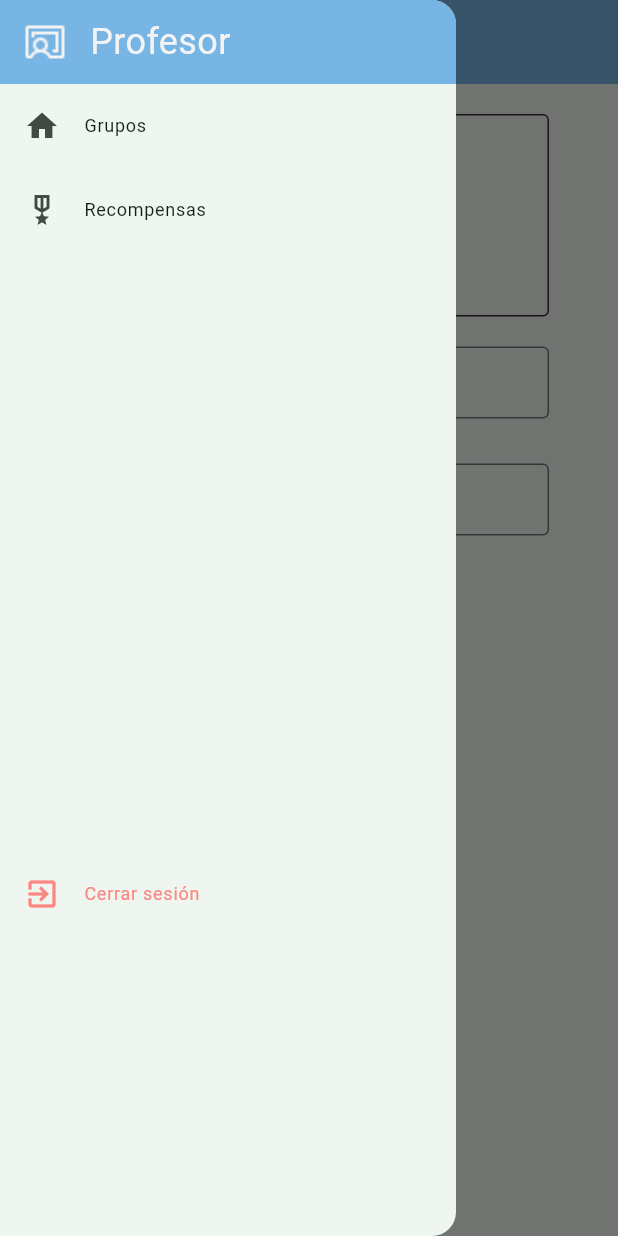
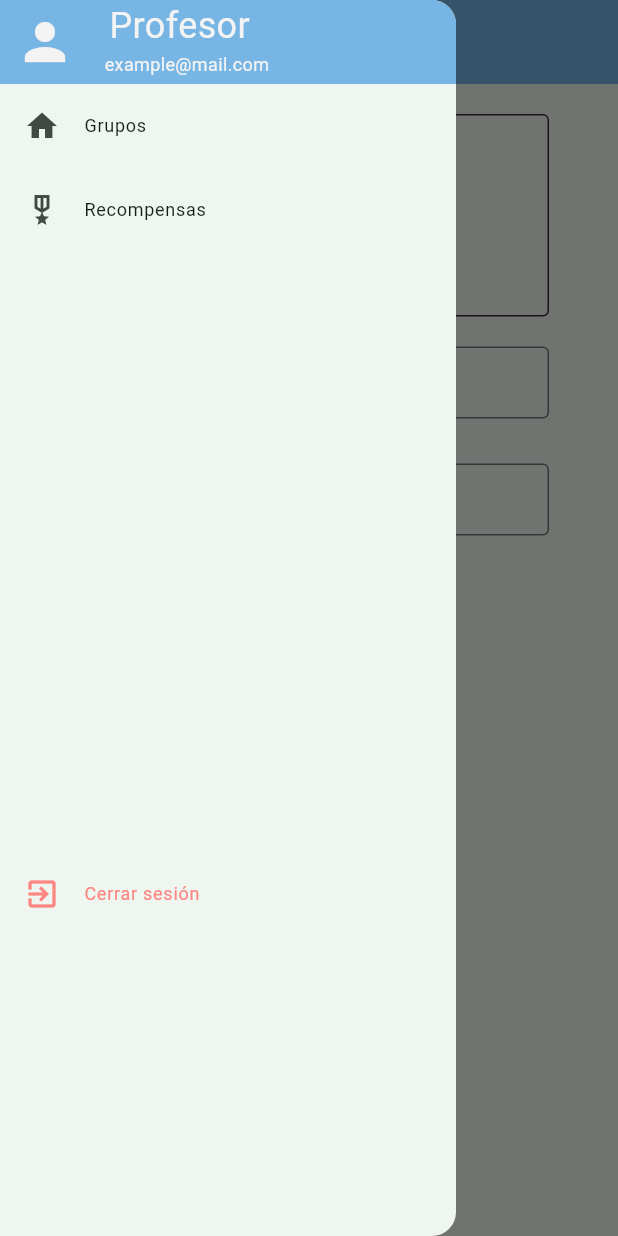
Before and after one commit to OmarDevEst/DinoAppAdmin, a Flutter app: the EditGroup screen opened directly, with the side drawer open, on a phone screen of 412 x 824 dp. Run offline on Flutter 3.47's test engine with Material 2 defaults, Android fonts, the phone set to English and light mode, and no system bars; our stand-ins replace cloud_firestore, email_validator, firebase_core, flutter_keyboard_visibility; accounts and stored records are empty; Roboto replaces fonts that are missing (Montserrat).

Commit message:
feat: cambios en navbar  , group

```diff
--- a/lib/Pages/Groups/Group.dart
+++ b/lib/Pages/Groups/Group.dart
@@ -1,4 +1,3 @@
-import 'package:dino_app/Pages/Groups/Profile.dart';
 import 'package:dino_app/config/app_theme.dart';
 import 'package:flutter/material.dart';
 import 'dart:math';
--- a/lib/Widgets/NavBar.dart
+++ b/lib/Widgets/NavBar.dart
@@ -22,15 +22,21 @@ class NavBar extends StatelessWidget {
               mainAxisAlignment: MainAxisAlignment.start,
               children: [
                 SizedBox(width: 10),
-                Image(
-                  image: AssetImage('assets/Icons/chalkboard-teacher.png'),
-                  width: 40,
-                  height: 40,
+                Icon(
+                  Icons.person,
+                  color: white,
+                  size: 40,
                 ),
                 SizedBox(width: 10),
-                Text(
-                  "Profesor",
-                  style: TextStyle(fontSize: 24, color: white),
+                Column(
+                  children: [
+                    Text(
+                      "Profesor",
+                      style: TextStyle(fontSize: 24, color: white),
+                    ),
+                    Text("   example@mail.com",
+                        style: TextStyle(fontSize: 12, color: white)),
+                  ],
                 ),
               ],
             ),
--- a/pubspec.yaml
+++ b/pubspec.yaml
@@ -38,7 +38,7 @@ dependencies:
   flutter_keyboard_visibility: ^5.4.1
 
   # Dependencias de Firebase
-  firebase_core: ^2.15.1
+  firebase_core: ^2.16.0
   cloud_firestore: ^4.9.2
 
 dev_dependencies:
```
